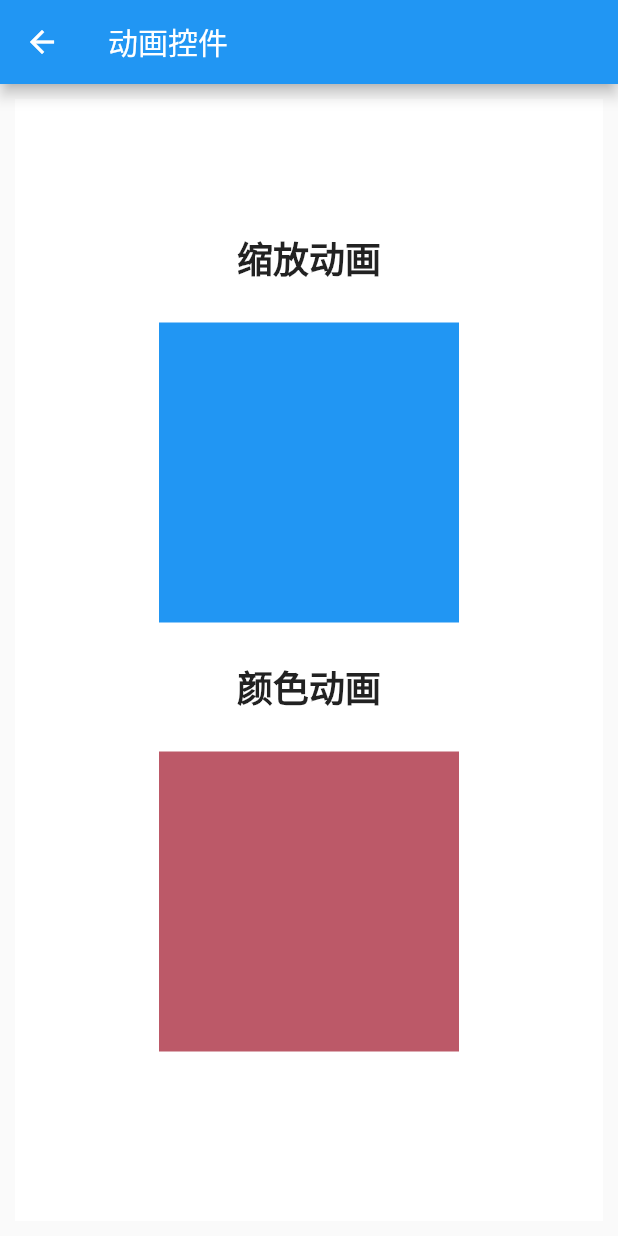
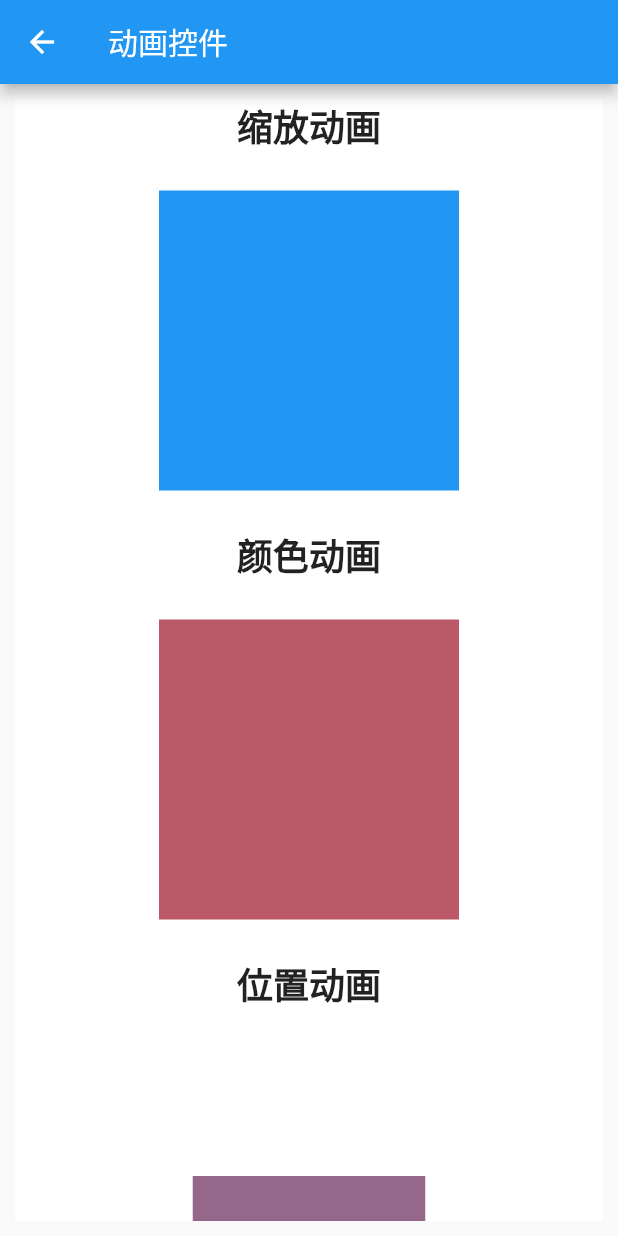
Before and after one commit to hao2008/flutter-demo, a Flutter app: the screen it shows after launch, after a tap on an icon or button, on a phone screen of 412 x 824 dp. Run offline on Flutter 3.47's test engine with Material 2 defaults, Android fonts, the phone set to English and light mode, and no system bars; missing offline and left inert: flutter_webview_plugin.

Commit message:
超简单的Flutter动画：位置变换

```diff
--- a/widget_demo/lib/animation/AnimationWidget.dart
+++ b/widget_demo/lib/animation/AnimationWidget.dart
@@ -2,6 +2,7 @@ import 'package:flutter/material.dart';
 import 'ScaleAnimation.dart';
 import 'BarLoadingScreen.dart';
 import 'ColorAnimation.dart';
+import 'PositionAnimation.dart';
 
 class AnimationWidget extends StatelessWidget {
   AnimationWidget();
@@ -12,28 +13,41 @@ class AnimationWidget extends StatelessWidget {
         color: Colors.white,
         margin: EdgeInsets.all(10.0),
         constraints: BoxConstraints.expand(),
-      child: new Column(
-        mainAxisAlignment: MainAxisAlignment.center,
-        crossAxisAlignment: CrossAxisAlignment.center,
+        child: new ListView(
           children: <Widget>[
-          new Text(
+            new Center(
+              child: new Text(
                 "缩放动画",
-            style: new TextStyle(fontSize: 24.0, fontWeight: FontWeight.bold),
+                style:
+                    new TextStyle(fontSize: 24.0, fontWeight: FontWeight.bold),
+              ),
             ),
             new Container(
               height: 250.0,
               child: new ScaleAnimation(),
             ),
-          new Text(
+            new Center(
+              child: new Text(
                 "颜色动画",
-            style: new TextStyle(fontSize: 24.0, fontWeight: FontWeight.bold),
+                style:
+                    new TextStyle(fontSize: 24.0, fontWeight: FontWeight.bold),
+              ),
             ),
             new Container(
               height: 250.0,
               child: new ColorAnimation(),
+            ),
+            new Center(
+              child: new Text(
+                "位置动画",
+                style:
+                    new TextStyle(fontSize: 24.0, fontWeight: FontWeight.bold),
+              ),
+            ),
+            new Container(
+              child: new PositionAnimation(),
             )
           ],
-      ),
-    );
+        ));
   }
 }
--- /dev/null
+++ b/widget_demo/lib/animation/PositionAnimation.dart
@@ -0,0 +1,79 @@
+import 'package:flutter/material.dart';
+
+class PositionAnimation extends StatefulWidget {
+  @override
+  State<StatefulWidget> createState() {
+    return new PositionAnimationState();
+  }
+}
+
+class PositionAnimationState extends State<PositionAnimation>
+    with SingleTickerProviderStateMixin {
+  AnimationController controller;
+  Animation<double> positionAnimation;
+  Animation<double> scaleAnimation;
+  Animation<Color> colorAnimation;
+  @override
+  void initState() {
+    super.initState();
+
+    controller = new AnimationController(
+        vsync: this, duration: new Duration(seconds: 2));
+    positionAnimation = new Tween(begin: 0.0, end: 200.0).animate(controller)
+      ..addListener(() {
+        setState(() {});
+      })
+      ..addStatusListener((status) {
+        if (status == AnimationStatus.completed) {
+          controller.reverse();
+        } else if (status == AnimationStatus.dismissed) {
+          controller.forward();
+        }
+      });
+
+    scaleAnimation = new Tween(begin: 100.0, end: 200.0).animate(controller)
+      ..addListener(() {
+        setState(() {});
+      })
+      ..addStatusListener((status) {
+        if (status == AnimationStatus.completed) {
+          controller.reverse();
+        } else if (status == AnimationStatus.dismissed) {
+          controller.forward();
+        }
+      });
+
+    colorAnimation =
+        new ColorTween(begin: Colors.blue, end: Colors.red).animate(controller)
+          ..addListener(() {
+            setState(() {});
+          })
+          ..addStatusListener((status) {
+            if (status == AnimationStatus.completed) {
+              controller.reverse();
+            } else if (status == AnimationStatus.dismissed) {
+              controller.forward();
+            }
+          });
+
+    controller.forward();
+  }
+
+  @override
+  void dispose() {
+    controller.dispose();
+    super.dispose();
+  }
+
+  @override
+  Widget build(BuildContext context) {
+    return new Center(
+      child: new Container(
+        color: colorAnimation.value,
+        margin: new EdgeInsets.only(top: positionAnimation.value),
+        width: scaleAnimation.value,
+        height: scaleAnimation.value,
+      ),
+    );
+  }
+}
--- a/widget_demo/lib/animation/ScaleAnimation.dart
+++ b/widget_demo/lib/animation/ScaleAnimation.dart
@@ -12,12 +12,16 @@ class _ScaleAnimationState extends State<ScaleAnimation>
     with SingleTickerProviderStateMixin {
   Animation<double> animation;
   AnimationController controller;
+  CurvedAnimation curvedAnimation;
 
   @override
   void initState() {
     super.initState();
     controller = new AnimationController(
         duration: const Duration(seconds: 1), vsync: this);
+
+    curvedAnimation =
+        new CurvedAnimation(parent: controller, curve: Curves.easeIn);
     animation = new Tween(begin: 100.0, end: 200.0).animate(controller)
       ..addListener(() {
         setState(() {});
```
Lines whose indentation alone changed are shown as unchanged.
